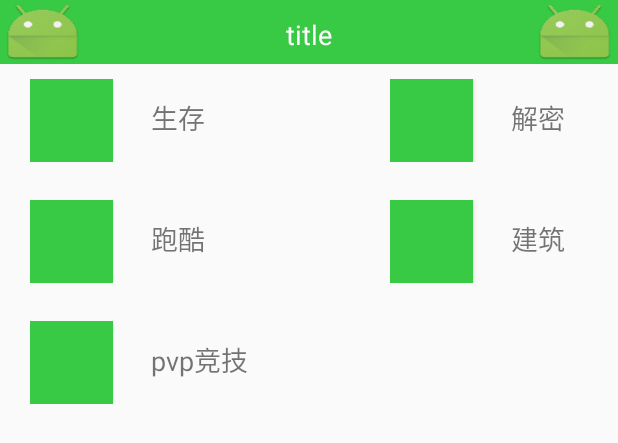
After one commit to BGDigital/MCKuai3.0, an Android app: the layout map_classification.xml on its own in the app's theme, with its tools: preview values and no code run, on a phone screen of 412 x 824 dp. The commit adds this screen. Shown: the top 443 px of the screen. Run offline under Robolectric (Android 15) with nearby library versions, the phone set to English and light mode, and no system bars.

Commit message:
地图的显示

```diff
--- /dev/null
+++ b/app/src/main/res/layout/map_classification.xml
@@ -0,0 +1,122 @@
+<?xml version="1.0" encoding="utf-8"?>
+<LinearLayout xmlns:android="http://schemas.android.com/apk/res/android"
+    android:orientation="vertical" android:layout_width="match_parent"
+    android:layout_height="match_parent">
+<include layout="@layout/map_title"></include>
+    <EditText
+        android:id="@+id/map_ed"
+        android:layout_width="match_parent"
+        android:layout_height="wrap_content"
+        android:hint="搜索"
+        android:imeOptions="actionSearch"
+        android:singleLine="true"
+        android:visibility="gone" />
+    <RelativeLayout
+        android:layout_width="match_parent"
+        android:layout_height="match_parent"
+        android:padding="@dimen/com_margin"
+        android:layout_weight="1">
+        <LinearLayout
+            android:id="@+id/cf_l1"
+            android:layout_width="wrap_content"
+            android:layout_height="wrap_content"
+            android:layout_marginLeft="@dimen/com_margin"
+            android:orientation="horizontal">
+        <Button
+            android:layout_width="@dimen/btn_hw"
+            android:layout_height="@dimen/btn_hw"
+            android:background="@color/background_green"
+           />
+            <TextView
+                android:layout_width="wrap_content"
+                android:layout_height="wrap_content"
+                android:layout_marginLeft="@dimen/padding_right_button_left"
+                android:text="@string/survival"
+                android:textSize="@dimen/font_dimen_title"/>
+        </LinearLayout>
+        <LinearLayout
+            android:id="@+id/cf_l2"
+            android:layout_width="wrap_content"
+            android:layout_height="wrap_content"
+            android:layout_marginRight="@dimen/padding_right_button_left"
+            android:orientation="horizontal"
+            android:layout_alignParentRight="true">
+            <Button
+                android:layout_width="@dimen/btn_hw"
+                android:layout_height="@dimen/btn_hw"
+                android:background="@color/background_green"
+                />
+            <TextView
+                android:layout_width="wrap_content"
+                android:layout_height="wrap_content"
+                android:layout_marginLeft="@dimen/padding_right_button_left"
+                android:text="@string/decipt"
+                android:textSize="@dimen/font_dimen_title"/>
+        </LinearLayout>
+        <LinearLayout
+            android:id="@+id/cf_l3"
+            android:layout_width="wrap_content"
+            android:layout_height="wrap_content"
+            android:layout_marginLeft="@dimen/com_margin"
+            android:layout_marginTop="@dimen/padding_right_button_left"
+            android:layout_below="@id/cf_l1"
+            android:orientation="horizontal">
+            <Button
+                android:layout_width="@dimen/btn_hw"
+                android:layout_height="@dimen/btn_hw"
+                android:background="@color/background_green"
+                />
+            <TextView
+                android:layout_width="wrap_content"
+                android:layout_height="wrap_content"
+                android:layout_marginLeft="@dimen/padding_right_button_left"
+                android:text="@string/parkour"
+                android:textSize="@dimen/font_dimen_title"/>
+
+        </LinearLayout>
+        <LinearLayout
+            android:id="@+id/cf_l4"
+            android:layout_width="wrap_content"
+            android:layout_height="wrap_content"
+            android:layout_marginRight="@dimen/padding_right_button_left"
+            android:layout_marginTop="@dimen/padding_right_button_left"
+            android:layout_below="@id/cf_l2"
+            android:orientation="horizontal"
+            android:layout_alignParentRight="true">
+            <Button
+                android:layout_width="@dimen/btn_hw"
+                android:layout_height="@dimen/btn_hw"
+                android:background="@color/background_green"
+                />
+            <TextView
+                android:layout_width="wrap_content"
+                android:layout_height="wrap_content"
+                android:layout_marginLeft="@dimen/padding_right_button_left"
+                android:text="@string/architecture"
+                android:textSize="@dimen/font_dimen_title"/>
+
+        </LinearLayout>
+        <LinearLayout
+            android:id="@+id/cf_l5"
+            android:layout_width="wrap_content"
+            android:layout_height="wrap_content"
+            android:layout_marginLeft="@dimen/com_margin"
+            android:layout_marginTop="@dimen/padding_right_button_left"
+            android:layout_below="@id/cf_l3"
+            android:orientation="horizontal">
+            <Button
+                android:layout_width="@dimen/btn_hw"
+                android:layout_height="@dimen/btn_hw"
+                android:background="@color/background_green"
+                />
+            <TextView
+                android:layout_width="wrap_content"
+                android:layout_height="wrap_content"
+                android:layout_marginLeft="@dimen/padding_right_button_left"
+                android:text="@string/pvp"
+                android:textSize="@dimen/font_dimen_title"/>
+
+        </LinearLayout>
+    </RelativeLayout>
+
+</LinearLayout>
```
Also changed, not shown: app/src/main/java/com/mckuai/adapter/MapAdapter.java (added, +61 -0 lines), app/src/main/java/com/mckuai/bean/MapBean.java (added, +37 -0 lines), app/src/main/java/com/mckuai/imc/ClassificationActivity.java (added, +84 -0 lines), app/src/main/java/com/mckuai/imc/MapActivity.java (added, +62 -0 lines), app/src/main/java/com/mckuai/imc/MymapActivity.java (added, +78 -0 lines), app/src/main/res/layout/item_ranking.xml (added, +72 -0 lines), app/src/main/res/layout/map_details.xml (added, +105 -0 lines), app/src/main/res/layout/map_mymap.xml (added, +51 -0 lines), app/src/main/res/layout/mymap_position.xml (+11 -7 lines), app/src/main/res/layout/ranking_map.xml (added, +20 -0 lines).
